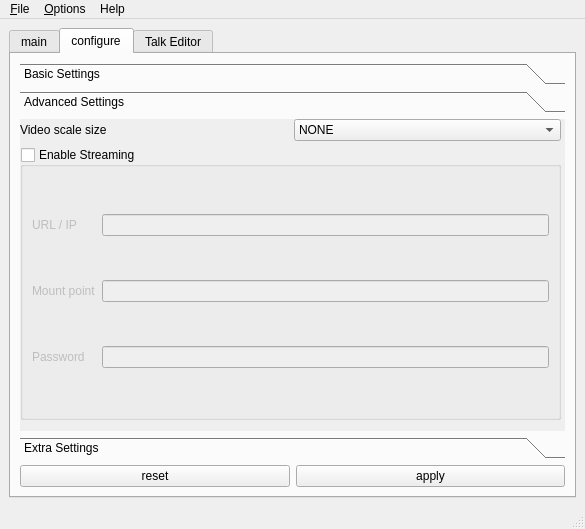
Above: src/freeseer/frontend/default/forms/freeseer_ui_qt.ui from surashid/freeseer before the change. Below: the same form after it.
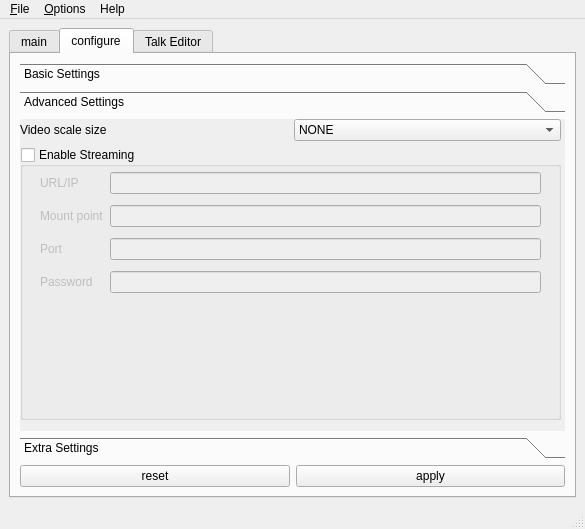
That is the form after the change. The open tabs and pages were chosen to show the change. Icons and pictures are not drawn.

Commit message: input values for icecast2 - advanced settings tab

```diff
--- a/src/freeseer/frontend/default/forms/freeseer_ui_qt.ui
+++ b/src/freeseer/frontend/default/forms/freeseer_ui_qt.ui
@@ -540,12 +540,16 @@
                  <property name="checked">
                   <bool>false</bool>
                  </property>
-                 <layout class="QHBoxLayout" name="horizontalLayout_5">
-                  <item>
+                 <widget class="QWidget" name="layoutWidget">
+                  <property name="geometry">
+                   <rect>
+                    <x>20</x>
+                    <y>20</y>
+                    <width>501</width>
+                    <height>131</height>
+                   </rect>
+                  </property>
                    <layout class="QGridLayout" name="gridLayout_4">
-                    <property name="sizeConstraint">
-                     <enum>QLayout::SetNoConstraint</enum>
-                    </property>
                     <item row="2" column="0">
                      <widget class="QLabel" name="mountLabel">
                       <property name="text">
@@ -556,20 +560,10 @@
                       </property>
                      </widget>
                     </item>
-                    <item row="2" column="1">
-                     <widget class="QLineEdit" name="mountEdit">
-                      <property name="enabled">
-                       <bool>false</bool>
-                      </property>
-                      <property name="inputMask">
-                       <string/>
-                      </property>
-                     </widget>
-                    </item>
                     <item row="1" column="0">
                      <widget class="QLabel" name="urlLabel">
                       <property name="text">
-                       <string>URL / IP</string>
+                      <string>URL/IP</string>
                       </property>
                       <property name="buddy">
                        <cstring>eventEdit</cstring>
@@ -577,9 +571,9 @@
                      </widget>
                     </item>
                     <item row="3" column="0">
-                     <widget class="QLabel" name="passwordLabel">
+                    <widget class="QLabel" name="portLabel">
                       <property name="text">
-                       <string>Password</string>
+                      <string>Port</string>
                       </property>
                       <property name="buddy">
                        <cstring>dateTimeEdit</cstring>
@@ -587,25 +581,29 @@
                      </widget>
                     </item>
                     <item row="1" column="1">
-                     <widget class="QLineEdit" name="urlEdit">
-                      <property name="enabled">
-                       <bool>false</bool>
-                      </property>
-                     </widget>
+                    <widget class="QLineEdit" name="urlEdit"/>
+                   </item>
+                   <item row="2" column="1">
+                    <widget class="QLineEdit" name="mountEdit"/>
                     </item>
                     <item row="3" column="1">
-                     <widget class="QLineEdit" name="passwordEdit">
-                      <property name="enabled">
-                       <bool>false</bool>
-                      </property>
-                      <property name="inputMask">
-                       <string/>
+                    <widget class="QLineEdit" name="portEdit"/>
+                   </item>
+                   <item row="4" column="0">
+                    <widget class="QLabel" name="passwordLabel">
+                     <property name="text">
+                      <string>Password</string>
+                     </property>
+                     <property name="buddy">
+                      <cstring>dateTimeEdit</cstring>
                       </property>
                      </widget>
                     </item>
-                   </layout>
-                  </item>
-                 </layout>
+                   <item row="4" column="1">
+                    <widget class="QLineEdit" name="passwordEdit"/>
+                   </item>
+                  </layout>
+                 </widget>
                 </widget>
                </item>
               </layout>
```
Left out of the diff: 8 changed lines with no effect on the pictures. Lines whose indentation alone changed are shown as unchanged.
